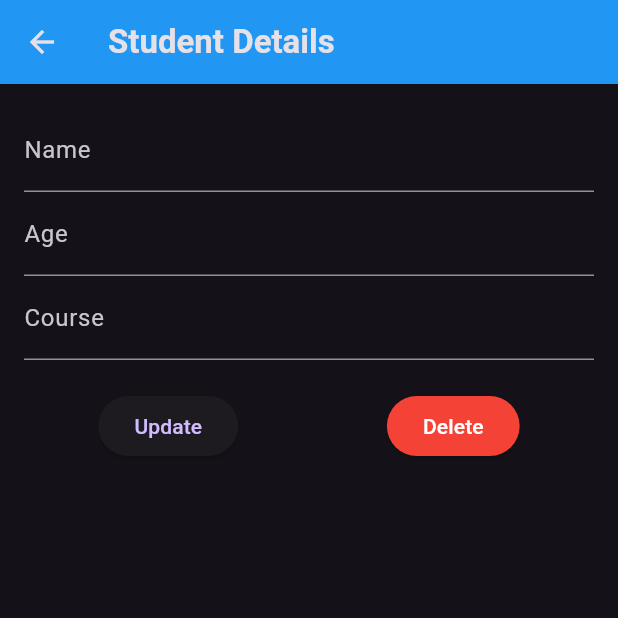
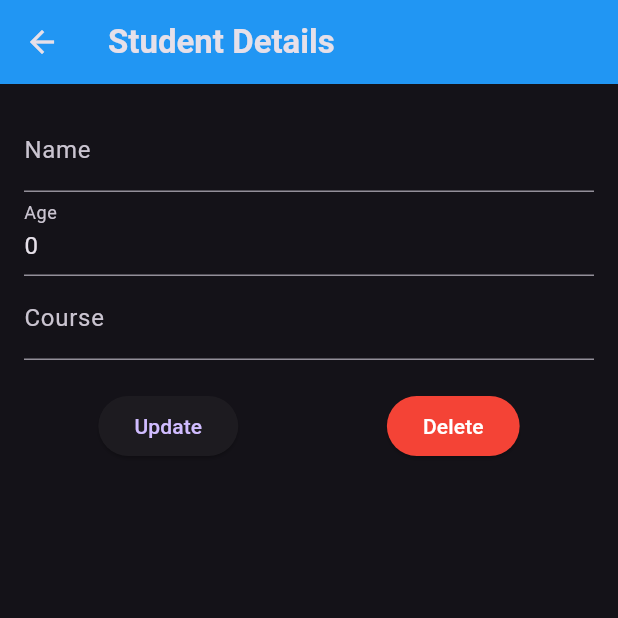
Before and after one commit to Amal-AM4/student_management_hive, a Flutter app: the StudentDetailScreen screen opened directly with empty values, after a tap on "Update", on a phone screen of 412 x 824 dp, the top half of it. Run offline on Flutter 3.47's test engine with Material 3 defaults, Android fonts, the phone set to English and light mode, and no system bars; our stand-ins replace hive, hive_flutter; accounts and stored records are empty.

Commit message:
updation completed

```diff
--- a/lib/screens/student_detail_screen.dart
+++ b/lib/screens/student_detail_screen.dart
@@ -10,8 +10,16 @@ class StudentDetailScreen extends StatelessWidget {
 
   StudentDetailScreen({required this.index, required this.student});
 
+  final _nameController = TextEditingController();
+  final _ageController = TextEditingController();
+  final _courseController = TextEditingController();
+
   @override
   Widget build(BuildContext context) {
+    _nameController.text = student.name;
+    _ageController.text = student.age.toString();
+    _courseController.text = student.course;
+
     return Scaffold(
       appBar: AppBar(
         title: Text(
@@ -25,17 +33,38 @@ class StudentDetailScreen extends StatelessWidget {
           padding: EdgeInsets.all(16.0),
           child: Column(
             children: [
-              TextField(decoration: InputDecoration(labelText: 'Name')),
               TextField(
+                controller: _nameController,
+                decoration: InputDecoration(labelText: 'Name'),
+              ),
+              TextField(
+                controller: _ageController,
                 decoration: InputDecoration(labelText: 'Age'),
                 keyboardType: TextInputType.number,
               ),
-              TextField(decoration: InputDecoration(labelText: 'Course')),
+              TextField(
+                controller: _courseController,
+                decoration: InputDecoration(labelText: 'Course'),
+              ),
               SizedBox(height: 20),
               Row(
                 mainAxisAlignment: MainAxisAlignment.spaceAround,
                 children: [
-                  ElevatedButton(onPressed: () {}, child: Text('Update')),
+                  ElevatedButton(
+                    onPressed: () {
+                      final newStudent = StudentModel(
+                        name: _nameController.text,
+                        age: int.parse(_ageController.text),
+                        course: _courseController.text,
+                      );
+
+                      Hive.box<StudentModel>(
+                        'studentsBox',
+                      ).putAt(index, newStudent);
+                      Navigator.pop(context);
+                    },
+                    child: Text('Update'),
+                  ),
                   ElevatedButton(
                     onPressed: () {
                       Hive.box<StudentModel>('studentsBox').deleteAt(index);
```
